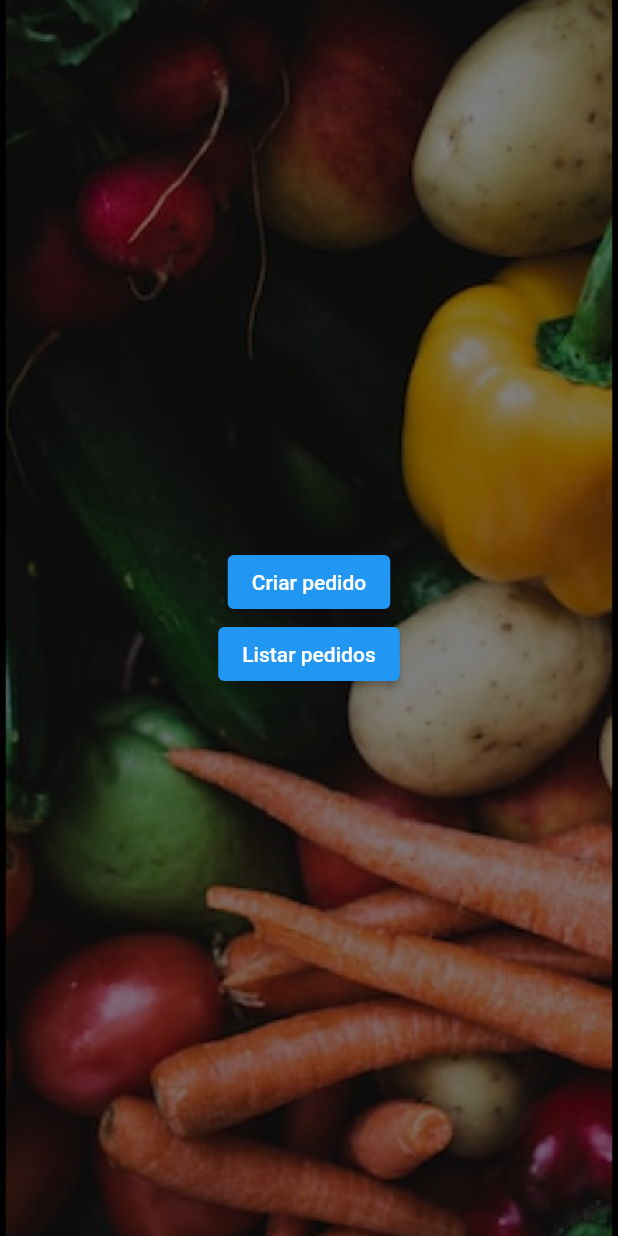
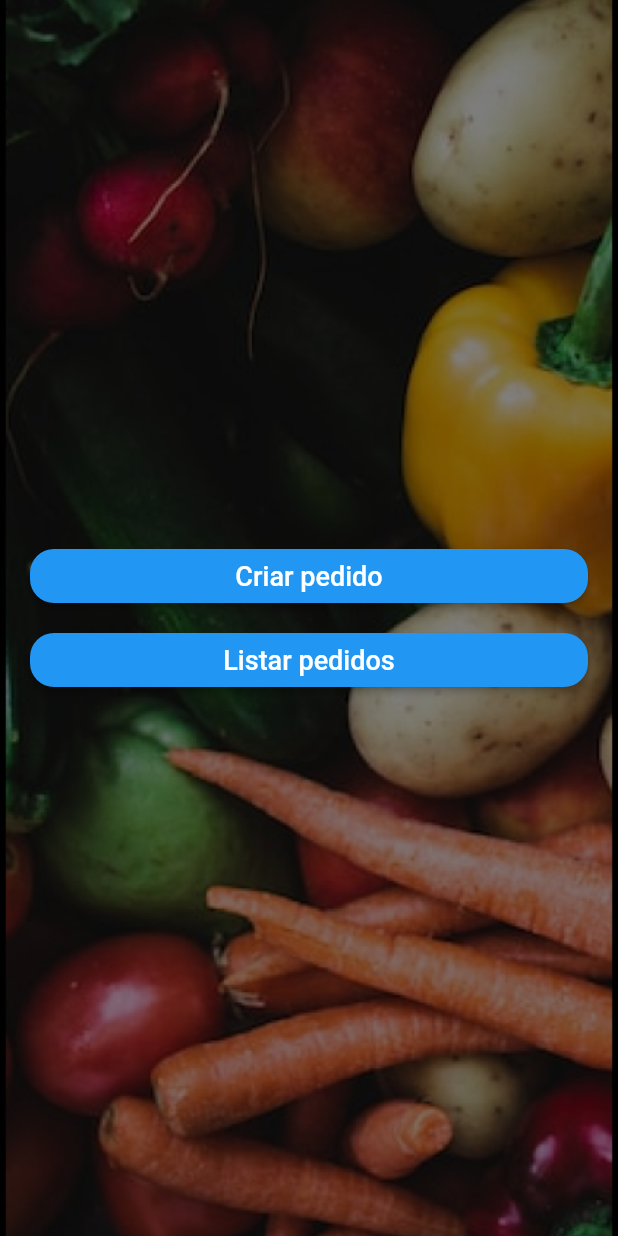
Before and after one commit to JacksonMonteiro/flutter_lio_integration, a Flutter app: the screen it shows after launch, on a phone screen of 412 x 824 dp. Run offline on Flutter 3.47's test engine with Material 2 defaults, Android fonts, the phone set to English and light mode, and no system bars.

Commit message:
button style

```diff
--- a/lib/app/components/button.dart
+++ b/lib/app/components/button.dart
@@ -1,24 +1,27 @@
 // ignore_for_file: prefer_const_constructors
 
 import 'package:flutter/material.dart';
-import 'package:flutter/src/widgets/container.dart';
-import 'package:flutter/src/widgets/framework.dart';
 
 class ButtonApp extends StatelessWidget {
-  ButtonApp({super.key, required this.txt});
+  const ButtonApp({super.key, required this.txt});
 
   final String txt;
 
   @override
   Widget build(BuildContext context) {
     return Container(
+      width: double.infinity,
       decoration: BoxDecoration(
         borderRadius: BorderRadius.all(Radius.circular(40))
       ),
       child: ElevatedButton(
+        style: ElevatedButton.styleFrom(
+          shape: RoundedRectangleBorder(
+            borderRadius: BorderRadius.circular(16)
+          )
+        ),
         onPressed: (){},
-        child: Text(txt),
-
+        child: Text(txt, style: TextStyle(fontSize: 18),),
       ),
     );
   }
--- a/lib/app/views/home_view.dart
+++ b/lib/app/views/home_view.dart
@@ -65,8 +65,9 @@ class _HomeViewState extends State<HomeView> {
                   //physics: ,
                   child: Column(
                     mainAxisAlignment: MainAxisAlignment.center,
-                    children: [
+                    children: const [
                       ButtonApp(txt: "Criar pedido",),
+                      SizedBox(height: 8,),
                       ButtonApp(txt: "Listar pedidos",),
                     ],
                   ),
```
